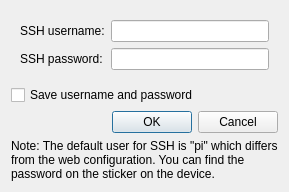
This is ui_dev/sshauth.ui in naruxde/revpicommander as Qt 5 draws it before an edit. The edited form follows.
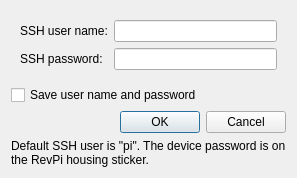
This is the edited form.

Diff of the .ui file:
```diff
--- a/ui_dev/sshauth.ui
+++ b/ui_dev/sshauth.ui
@@ -26,7 +26,7 @@
       <item row="0" column="0">
        <widget class="QLabel" name="lbl_username">
         <property name="text">
-         <string>SSH username:</string>
+         <string>SSH user name:</string>
         </property>
        </widget>
       </item>
@@ -56,7 +56,7 @@
       <string>Username and password will be saved in secured operating systems's password storage.</string>
      </property>
      <property name="text">
-      <string>Save username and password</string>
+      <string>Save user name and password</string>
      </property>
     </widget>
    </item>
@@ -79,7 +79,7 @@
       </sizepolicy>
      </property>
      <property name="text">
-      <string>Note: The default user for SSH is &quot;pi&quot; which differs from the web configuration. You can find the password on the sticker on the device.</string>
+      <string>Default SSH user is &quot;pi&quot;. The device password is on the RevPi housing sticker.</string>
      </property>
      <property name="wordWrap">
       <bool>true</bool>
```
Left out of the diff: 2 changed lines with no effect on the pictures.
